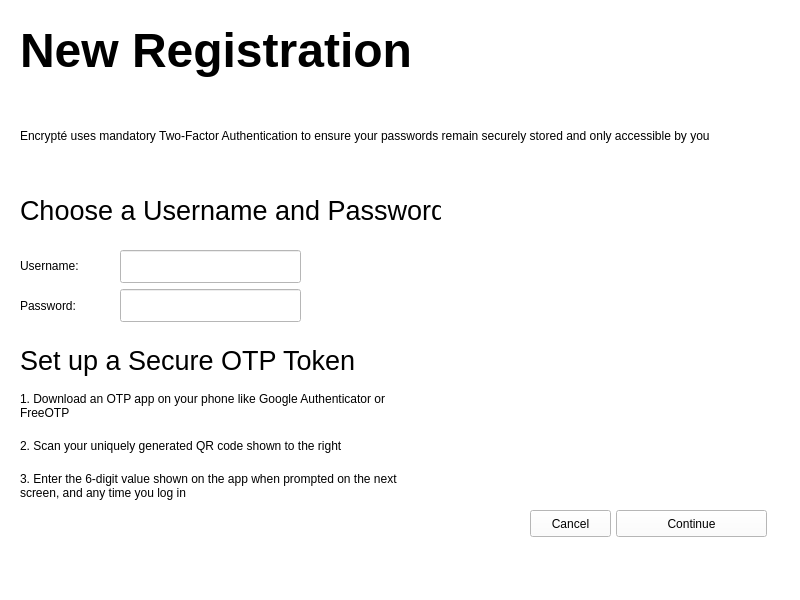
First picture: the form in gui/ui_files/register.ui, repository joe-boudreau/encrypte, before the edit.
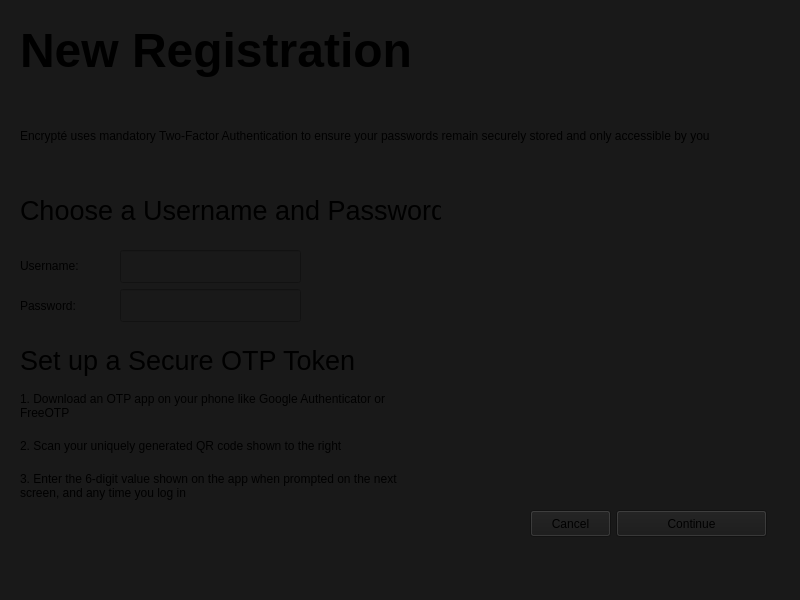
Second picture: the form after the edit. Icons and pictures are not drawn.

```diff
--- a/gui/ui_files/register.ui
+++ b/gui/ui_files/register.ui
@@ -14,7 +14,7 @@
    <string>MainWindow</string>
   </property>
   <property name="styleSheet">
-   <string notr="true">background-color: rgb(255,255,255)</string>
+   <string notr="true">background-color: rgb(25,25,25)</string>
   </property>
   <widget class="QWidget" name="centralwidget">
    <widget class="QLabel" name="label">
```
